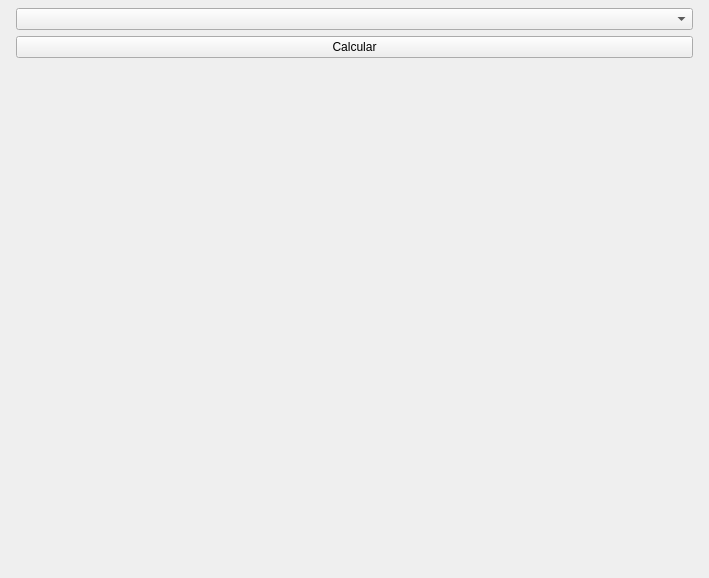
Old version of the form src/ui/main/window.ui in the repository luanws/amplifier-circuits.
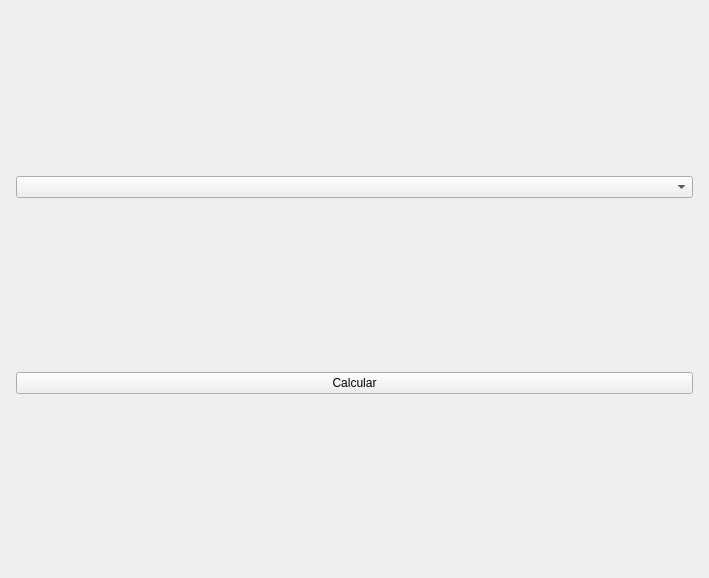
New version of the form.

Commit message: feat(main): desenho em cima

What changed in the file:
```diff
--- a/src/ui/main/window.ui
+++ b/src/ui/main/window.ui
@@ -46,19 +46,6 @@
       </property>
      </widget>
     </item>
-    <item>
-     <layout class="QHBoxLayout" name="circuits_layout"/>
-    </item>
-    <item>
-     <widget class="QWidget" name="widget" native="true">
-      <property name="sizePolicy">
-       <sizepolicy hsizetype="Preferred" vsizetype="Expanding">
-        <horstretch>0</horstretch>
-        <verstretch>0</verstretch>
-       </sizepolicy>
-      </property>
-     </widget>
-    </item>
    </layout>
   </widget>
   <action name="actionSair">
```
Left out of the diff: 3 changed lines with no effect on the pictures. The commit also changes 1 other file.
